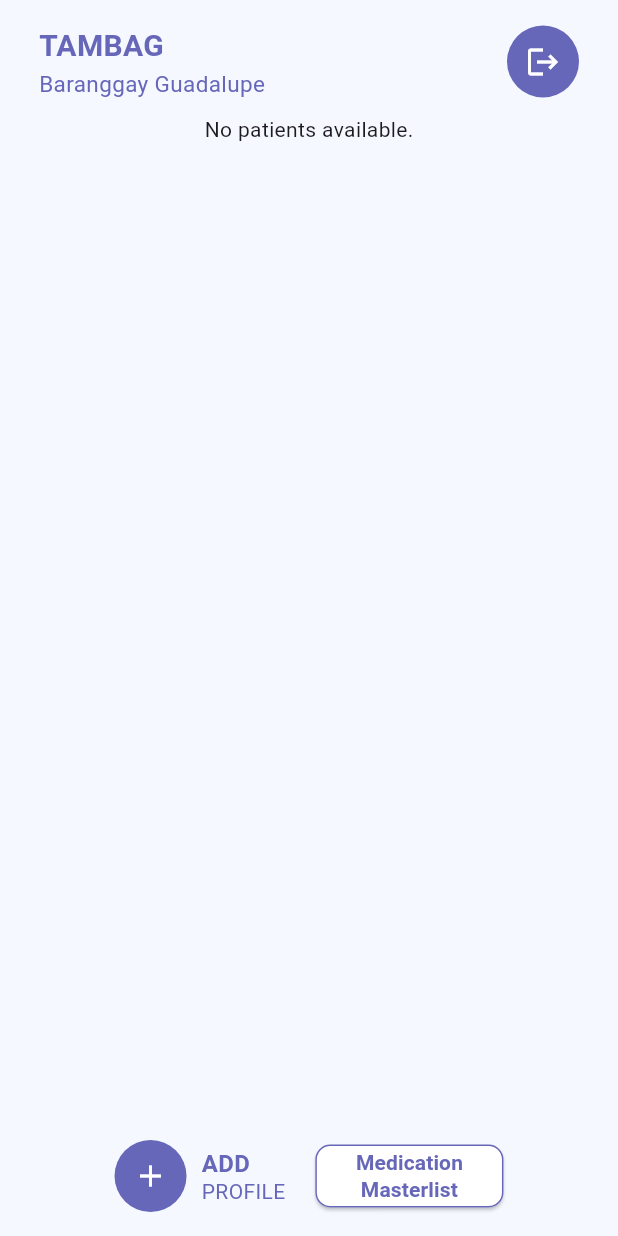
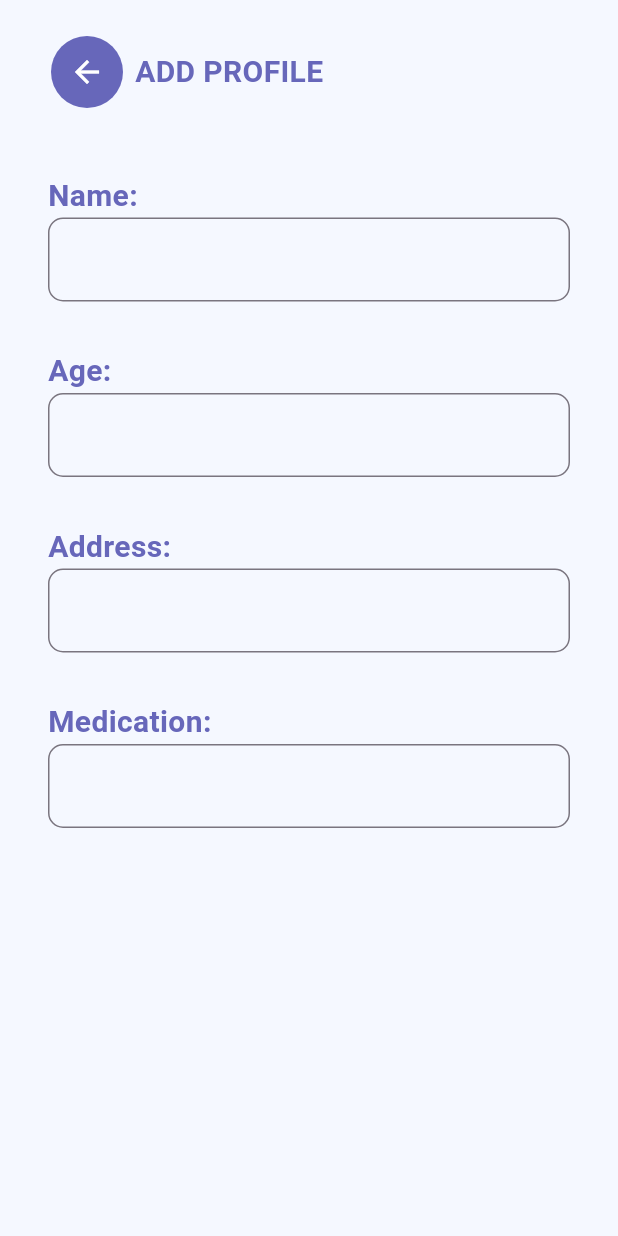
Before and after one commit to Orekidesu/Mobile-Health-App-Tambag, a Flutter app: the screen it shows once a user with an empty profile is signed in, after a tap on the "add" icon, on a phone screen of 412 x 824 dp. Run offline on Flutter 3.47's test engine with Material 3 defaults, Android fonts, the phone set to English and light mode, and no system bars; our stand-ins replace cloud_firestore, firebase_auth, firebase_core, fluttertoast; missing offline and left inert: dart:html; accounts and stored records are empty.

Commit message:
added addProfilePage.dart

```diff
--- a/lib/Screen/Dashboard.dart
+++ b/lib/Screen/Dashboard.dart
@@ -1,6 +1,7 @@
 import 'package:firebase_auth/firebase_auth.dart';
 import 'package:fluttertoast/fluttertoast.dart';
 import 'package:flutter/material.dart';
+import 'package:mobile_health_app_tambag/Screen/addProfilePage.dart';
 import 'Masterlist.dart';
 import 'package:cloud_firestore/cloud_firestore.dart';
 import 'Login.dart';
@@ -21,6 +22,7 @@ class Dashboard extends StatefulWidget {
 }
 
 class _DashboardState extends State<Dashboard> {
+  //Constants Color
   static const Color backgroundColor = Color.fromRGBO(245, 248, 255, 1.0);
   static const Color periwinkleColor = Color.fromARGB(255, 103, 103, 186);
   static const Color rose = Color.fromRGBO(230, 192, 201, 1.0);
@@ -95,6 +97,7 @@ class _DashboardState extends State<Dashboard> {
         action: SnackBarAction(
           label: 'Sign Out',
           onPressed: () {
+            //Signout to
             FirebaseAuth.instance.signOut();
             signout();
           },
@@ -176,9 +179,7 @@ class _DashboardState extends State<Dashboard> {
                 child: FutureBuilder<List<Patient>>(
                   future: getAllPatients(),
                   builder: (context, snapshot) {
-                    if (snapshot.connectionState == ConnectionState.waiting) {
-                      return const Text('Loading....');
-                    } else if (snapshot.hasError) {
+                    if (snapshot.hasError) {
                       return Text('Error: ${snapshot.error}');
                     } else if (!snapshot.hasData || snapshot.data!.isEmpty) {
                       return const Text('No patients available.');
@@ -339,7 +340,14 @@ class _DashboardState extends State<Dashboard> {
                       icon: const Icon(Icons.add),
                       color: Colors.white,
                       onPressed: () {
-                        // Add any additional logic as needed
+                        // Navigate to the add profile page
+                        Navigator.pushReplacement(
+                          context,
+                          MaterialPageRoute(
+                            builder: (context) =>
+                                AddProfilePage(), // Replace with your login page widget
+                          ),
+                        );
                       },
                     ),
                   ),
@@ -409,14 +417,17 @@ class _DashboardState extends State<Dashboard> {
                     ),
                     child: const Padding(
                       padding: EdgeInsets.all(3.0),
+                      child: SizedBox(
+                        width: 100,
                         child: Text(
-                        'Medication\nMasterlist',
+                          'MEDICATION\nMASTERLIST',
                           textAlign: TextAlign
                               .center, // Center the text within the container
                           style: TextStyle(
                             fontWeight: FontWeight.bold,
                             color: periwinkleColor,
                             height: 1.3,
+                          ),
                         ),
                       ),
                     ),
--- a/lib/Screen/Login.dart
+++ b/lib/Screen/Login.dart
@@ -46,7 +46,8 @@ class _LoginState extends State<Login> {
       );
       final user = userCredential.user;
       // Successfully logged in, get additional user information
-      Map<String, dynamic> userInfo = await getUserInfo(user!.uid);
+      // ignore: unnecessary_cast
+      Map<String, dynamic> userInfo = await getUserInfo(user!.uid as String);
 
       // You can now access first_name, middle_name, last_name from userInfo map
       String firstName = userInfo['first_name'] ?? '';
@@ -54,17 +55,16 @@ class _LoginState extends State<Login> {
       String lastName = userInfo['last_name'] ?? '';
 
       // Show success notification and auto-close
-      showSuccessNotification(userCredential.user, firstName, middleName, lastName);
+      showSuccessNotification(firstName, middleName, lastName);
         } on FirebaseAuthException catch (e) {
           // Handle specific FirebaseAuth exceptions
           showErrorNotification(e.message);
         } catch (e) {
-          // Handle other exceptions
-          print('Error: $e');
+          showErrorNotification(e as String?);
         }
       }
 
-    void showSuccessNotification(User? user, String firstName, String middleName, String lastName) {
+    void showSuccessNotification(String firstName, String middleName, String lastName) {
       Fluttertoast.showToast(
         msg: 'Login Successful\nWelcome to Tambag App!\n$firstName $middleName $lastName',
         toastLength: Toast.LENGTH_LONG,
--- /dev/null
+++ b/lib/Screen/addProfilePage.dart
@@ -0,0 +1,247 @@
+import 'package:flutter/material.dart';
+import 'package:mobile_health_app_tambag/Screen/Dashboard.dart';
+
+class AddProfilePage extends StatefulWidget {
+  @override
+  _AddProfilePageState createState() => _AddProfilePageState();
+}
+
+class _AddProfilePageState extends State<AddProfilePage> {
+  TextEditingController nameController = TextEditingController();
+  TextEditingController ageController = TextEditingController();
+  TextEditingController addressController = TextEditingController();
+  TextEditingController medicationController = TextEditingController();
+
+  //Constants Color
+  static const Color backgroundColor = Color.fromRGBO(245, 248, 255, 1.0);
+  static const Color periwinkleColor = Color.fromARGB(255, 103, 103, 186);
+  static const Color rose = Color.fromRGBO(230, 192, 201, 1.0);
+  static const Color lightyellow = Color.fromRGBO(255, 229, 167, 1.0);
+  static const Color lightblue = Color.fromRGBO(167, 215, 246, 1.0);
+  static const LinearGradient periwinkleGradient = LinearGradient(
+    colors: [
+      Color.fromARGB(255, 103, 103, 186),
+      Color.fromARGB(255, 103, 103, 186)
+    ],
+    begin: Alignment.topLeft,
+    end: Alignment.bottomRight,
+  );
+  @override
+  Widget build(BuildContext context) {
+    return Scaffold(
+      body: Center(
+          child: Container(
+        color: backgroundColor,
+        padding: const EdgeInsets.all(16.0),
+        child: Column(
+          children: [
+            _appBar(context),
+            const SizedBox(height: 20),
+            _nameTextField(),
+            _ageTextField(),
+            _addressTextField(),
+            _medicationTextField(),
+          ],
+        ),
+      )),
+    );
+  }
+
+  Padding _medicationTextField() {
+    return Padding(
+      padding: EdgeInsets.all(16.0),
+      child: Column(
+        crossAxisAlignment: CrossAxisAlignment.start,
+        children: [
+          const Text(
+            'Medication:',
+            style: TextStyle(
+              color: periwinkleColor,
+              fontSize: 20.0,
+              fontWeight: FontWeight.bold,
+            ),
+          ),
+          Container(
+            constraints: const BoxConstraints(
+              minWidth: 100.0, // Minimum width
+              maxWidth: 400.0, // Maximum width
+              minHeight: 100.0, // Minimum height
+              maxHeight: 300.0, // Maximum height
+            ),
+            child: TextField(
+              controller: medicationController,
+              keyboardType: TextInputType.multiline,
+              maxLines: null,
+              decoration: InputDecoration(
+                border: OutlineInputBorder(
+                  borderRadius: BorderRadius.circular(10.0),
+                  borderSide: const BorderSide(
+                    color: periwinkleColor,
+                    width: 4,
+                  ),
+                ),
+              ),
+              // Additional properties for the TextField can be added here
+            ),
+          ),
+        ],
+      ),
+    );
+  }
+
+  Padding _addressTextField() {
+    return Padding(
+      padding: EdgeInsets.all(16.0),
+      child: Column(
+        crossAxisAlignment: CrossAxisAlignment.start,
+        children: [
+          const Text(
+            'Address:',
+            style: TextStyle(
+              color: periwinkleColor,
+              fontSize: 20.0,
+              fontWeight: FontWeight.bold,
+            ),
+          ),
+          TextField(
+            controller: addressController,
+            decoration: InputDecoration(
+              border: OutlineInputBorder(
+                borderRadius:
+                    BorderRadius.circular(10.0), // Adjust the radius as needed
+                borderSide: const BorderSide(
+                  color: periwinkleColor, // Set the border color
+                  width: 4,
+                ),
+              ),
+            ),
+            // Additional properties for the TextField can be added here
+          ),
+        ],
+      ),
+    );
+  }
+
+  Padding _ageTextField() {
+    return Padding(
+      padding: EdgeInsets.all(16.0),
+      child: Column(
+        crossAxisAlignment: CrossAxisAlignment.start,
+        children: [
+          const Text(
+            'Age:',
+            style: TextStyle(
+              color: periwinkleColor,
+              fontSize: 20.0,
+              fontWeight: FontWeight.bold,
+            ),
+          ),
+          TextField(
+            controller: ageController,
+            decoration: InputDecoration(
+              border: OutlineInputBorder(
+                borderRadius:
+                    BorderRadius.circular(10.0), // Adjust the radius as needed
+                borderSide: const BorderSide(
+                  color: periwinkleColor, // Set the border color
+                  width: 4,
+                ),
+              ),
+            ),
+            // Additional properties for the TextField can be added here
+          ),
+        ],
+      ),
+    );
+  }
+
+  Padding _nameTextField() {
+    return Padding(
+      padding: EdgeInsets.all(16.0),
+      child: Column(
+        crossAxisAlignment: CrossAxisAlignment.start,
+        children: [
+          const Text(
+            'Name:',
+            style: TextStyle(
+              color: periwinkleColor,
+              fontSize: 20.0,
+              fontWeight: FontWeight.bold,
+            ),
+          ),
+          TextField(
+            controller: nameController,
+            decoration: InputDecoration(
+              border: OutlineInputBorder(
+                borderRadius:
+                    BorderRadius.circular(10.0), // Adjust the radius as needed
+                borderSide: const BorderSide(
+                  color: periwinkleColor, // Set the border color
+                  width: 4,
+                ),
+              ),
+            ),
+            // Additional properties for the TextField can be added here
+          ),
+        ],
+      ),
+    );
+  }
+
+  Row _appBar(BuildContext context) {
+    return Row(
+      mainAxisAlignment: MainAxisAlignment.center,
+      crossAxisAlignment: CrossAxisAlignment.center,
+      children: [
+        const SizedBox(width: 10),
+        Padding(
+          padding: const EdgeInsets.all(8.0),
+          child: Container(
+            decoration: BoxDecoration(
+              color: periwinkleColor,
+              borderRadius: BorderRadius.circular(30.0),
+            ),
+            child: IconButton(
+              icon: const Icon(Icons.arrow_back),
+              color: Colors.white,
+              onPressed: () {
+                // Navigate to the add profile page
+                Navigator.pushReplacement(
+                  context,
+                  MaterialPageRoute(
+                    builder: (context) =>
+                        const Dashboard(), // Replace with your login page widget
+                  ),
+                );
+              },
+            ),
+          ),
+        ),
+        const Expanded(
+          child: Column(
+            mainAxisAlignment: MainAxisAlignment.start,
+            crossAxisAlignment: CrossAxisAlignment.start,
+            children: [
+              Text(
+                'ADD PROFILE',
+                style: TextStyle(
+                  color: periwinkleColor,
+                  fontSize: 20.0,
+                  fontWeight: FontWeight.bold,
+                ),
+              ),
+            ],
+          ),
+        ),
+        const SizedBox(width: 10),
+        Container(
+          decoration: BoxDecoration(
+            color: periwinkleColor,
+            borderRadius: BorderRadius.circular(30.0),
+          ),
+        ),
+        const SizedBox(width: 10),
+      ],
+    );
+  }
+}
```
Lines whose indentation alone changed are shown as unchanged.
